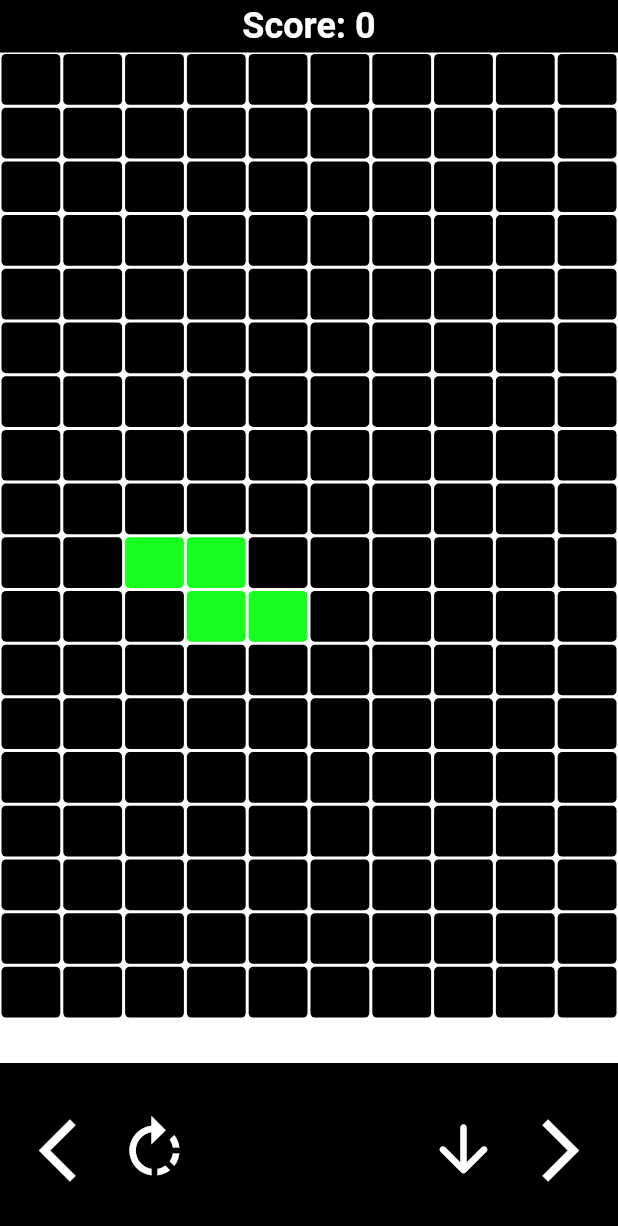
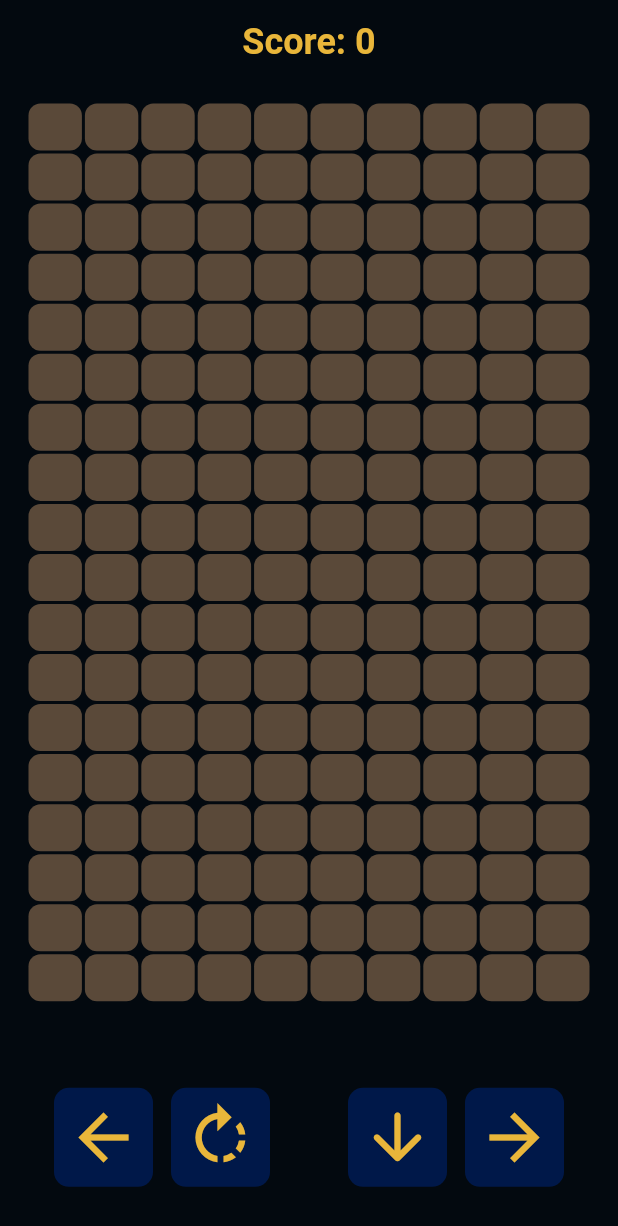
Before and after one commit to NatanRib/tetris_flutter, a Flutter app: the screen it shows after launch, after a tap on the "arrow downward" icon, on a phone screen of 412 x 824 dp. Shown: the top 1226 px of the screen. Run offline on Flutter 3.47's test engine with Material 2 defaults, Android fonts, the phone set to English and light mode, and no system bars.

Commit message:
refactoring layout, change colors and borders

```diff
--- a/lib/game.dart
+++ b/lib/game.dart
@@ -2,6 +2,7 @@ import 'package:flutter/material.dart';
 import 'package:flutter/scheduler.dart';
 import 'package:tetris/pieces/piece_direction_enum.dart';
 import 'package:tetris/utils/board_utils.dart';
+import 'package:tetris/utils/my_colors.dart';
 import 'package:tetris/widgets/board.dart';
 import 'package:tetris/widgets/input_controllers.dart';
 
@@ -28,31 +29,31 @@ class _BoardState extends State<Game> {
   Widget build(BuildContext context) {
     if (controller.gameOver) gameOver(context);
     return Scaffold(
-      appBar: PreferredSize(
-        preferredSize: Size.fromHeight(35),
-        child: AppBar(
+      appBar: AppBar(
         elevation: 0,
-          backgroundColor: Colors.black,
+        backgroundColor: blueGrey,
         title: Text(
           "Score: ${controller.score}",
           style: const TextStyle(
-              color: Colors.white,
+            color: yellow,
             fontSize: 24,
             fontWeight: FontWeight.bold,
           ),
         ),
         centerTitle: true,
       ),
-      ),
-      extendBodyBehindAppBar: true,
-      backgroundColor: Colors.black,
+      // extendBodyBehindAppBar: true,
+      backgroundColor: blueGrey,
       body: LayoutBuilder(builder: (context, constraints) {
-        return Column(
+        return Padding(
+          padding: const EdgeInsets.symmetric(horizontal: 18, vertical: 12),
+          child: Column(
             crossAxisAlignment: CrossAxisAlignment.center,
             children: [
               Expanded(
                 child: Board(
                   piece: controller.currentPiece,
+                  backgroundColor: blueGrey,
                   ocupedPixels: controller.occupiedBoardPixels,
                   height: constraints.maxHeight * 0.782 / boardColumnLenght,
                   width: constraints.maxWidth / boardRowLenght,
@@ -72,6 +73,7 @@ class _BoardState extends State<Game> {
                 ),
               ),
             ],
+          ),
         );
       }),
     );
--- a/lib/game_controller.dart
+++ b/lib/game_controller.dart
@@ -40,7 +40,7 @@ class GameController {
     );
     generatePiece();
     const velocity = Duration(milliseconds: 800);
-    gameLoop(velocity);
+    // gameLoop(velocity);
   }
 
   void gameLoop(Duration flameRate) {
--- a/lib/main.dart
+++ b/lib/main.dart
@@ -1,8 +1,32 @@
 import 'package:flutter/material.dart';
+import 'package:flutter/services.dart';
 import 'package:tetris/game.dart';
+import 'package:tetris/utils/my_colors.dart';
 
 void main() {
-  runApp(const MaterialApp(
-    home: Game(),
-  ));
+  WidgetsFlutterBinding.ensureInitialized();
+  SystemChrome.setPreferredOrientations(
+    [DeviceOrientation.portraitUp, DeviceOrientation.portraitDown],
+  );
+
+  runApp(
+    MaterialApp(
+      theme: ThemeData(
+        colorScheme: const ColorScheme.dark(background: blueGrey),
+        textButtonTheme: TextButtonThemeData(
+          style: TextButton.styleFrom(
+            foregroundColor: yellow,
+            backgroundColor: blue,
+            alignment: Alignment.center,
+            shape: const RoundedRectangleBorder(
+              borderRadius: BorderRadius.all(
+                Radius.circular(10),
+              ),
+            ),
+          ),
+        ),
+      ),
+      home: const Game(),
+    ),
+  );
 }
--- /dev/null
+++ b/lib/utils/my_colors.dart
@@ -0,0 +1,7 @@
+import 'package:flutter/material.dart';
+
+const Color yellow = Color(0xFFE9B63A);
+const Color blue = Color(0xFF001849);
+const Color blueGrey = Color(0xFF03090F);
+const Color red = Color(0xFFe53434);
+const Color grey = Color(0xFF5A4939);
--- a/lib/widgets/board.dart
+++ b/lib/widgets/board.dart
@@ -1,26 +1,29 @@
 import 'package:flutter/material.dart';
 import 'package:tetris/pieces/piece.dart';
 import 'package:tetris/utils/board_utils.dart';
+import 'package:tetris/utils/my_colors.dart';
 import 'package:tetris/widgets/pixel.dart';
 
 class Board extends StatelessWidget {
   final double height;
   final double width;
   final Piece piece;
+  final Color backgroundColor;
   final List<List<Color?>> ocupedPixels;
+
   const Board({
     super.key,
     required this.height,
     required this.width,
     required this.piece,
+    required this.backgroundColor,
     required this.ocupedPixels,
   });
 
   @override
   Widget build(BuildContext context) {
     return Container(
-      // padding: const EdgeInsets.only(top: 3),
-      color: Colors.white,
+      color: backgroundColor,
       child: GridView.builder(
         itemCount: boardColumnLenght * boardRowLenght,
         physics: const NeverScrollableScrollPhysics(),
@@ -45,7 +48,7 @@ class Board extends StatelessWidget {
             );
           } else {
             return Pixel(
-              color: Colors.black,
+              color: grey,
               width: pixelWidth,
               height: pixelHeight,
             );
--- a/lib/widgets/down_button.dart
+++ b/lib/widgets/down_button.dart
@@ -1,4 +1,5 @@
 import 'package:flutter/material.dart';
+import 'package:tetris/utils/my_colors.dart';
 import 'package:tetris/widgets/down_button_controller.dart';
 
 class DownButton extends StatefulWidget {
@@ -15,10 +16,19 @@ class _DownButtonState extends State<DownButton> {
   @override
   Widget build(BuildContext context) {
     return InkWell(
-      child: const Icon(
-        Icons.arrow_downward_rounded,
-        color: Colors.white,
-        size: 50,
+      child: Container(
+        padding: const EdgeInsets.all(8),
+        decoration: const BoxDecoration(
+          color: blue,
+          borderRadius: BorderRadius.all(
+            Radius.circular(10),
+          ),
+        ),
+        child: const Icon(
+          Icons.arrow_downward_rounded,
+          color: yellow,
+          size: 50,
+        ),
       ),
       onTapDown: (tap) =>
           downButtonController.initPress(widget.downButtonFunction),
--- a/lib/widgets/input_controllers.dart
+++ b/lib/widgets/input_controllers.dart
@@ -30,7 +30,7 @@ class InputController extends StatelessWidget {
               Padding(
                 padding: const EdgeInsets.only(right: 12.0),
                 child: button(
-                  Icons.arrow_back_ios,
+                  Icons.arrow_back,
                   leftButtonFunction,
                   false,
                   const EdgeInsets.only(left: 8),
@@ -52,7 +52,7 @@ class InputController extends StatelessWidget {
               Padding(
                 padding: const EdgeInsets.only(left: 12.0),
                 child: button(
-                  Icons.arrow_back_ios,
+                  Icons.arrow_back,
                   rightButtonFunction,
                   true,
                   const EdgeInsets.only(right: 8),
@@ -71,17 +71,29 @@ class InputController extends StatelessWidget {
     bool isInvert,
     EdgeInsets edges,
   ) {
-    return IconButton(
-      padding: edges,
-      hoverColor: Colors.red,
+    return TextButton(
       onPressed: () => onPressed(),
-      icon: Icon(
+      child: Icon(
         icon,
+        textDirection: isInvert ? TextDirection.rtl : TextDirection.ltr,
         size: 50,
-        textDirection: isInvert ? TextDirection.rtl : TextDirection.ltr,
-        color: Colors.white,
       ),
-      color: Colors.white,
     );
+    // IconButton(
+    //   padding: edges,
+    //   hoverColor: Colors.red,
+    //   onPressed: () => onPressed(),
+    //   style: IconButton.styleFrom(
+    //     backgroundColor: const Color(0xFF001849),
+    //     foregroundColor: const Color(0xFF001849),
+    //   ),
+    //   icon: Icon(
+    //     icon,
+    //     size: 50,
+    //     textDirection: isInvert ? TextDirection.rtl : TextDirection.ltr,
+    //     color: Colors.white,
+    //   ),
+    //   color: const Color(0xFF001849),
+    // );
   }
 }
--- a/lib/widgets/pixel.dart
+++ b/lib/widgets/pixel.dart
@@ -21,7 +21,7 @@ class Pixel extends StatelessWidget {
       margin: const EdgeInsets.all(1),
       decoration: BoxDecoration(
         color: color,
-        borderRadius: BorderRadius.circular(3),
+        borderRadius: BorderRadius.circular(8),
       ),
       child: Center(
         child: text != null
```
Lines whose indentation alone changed are shown as unchanged.
